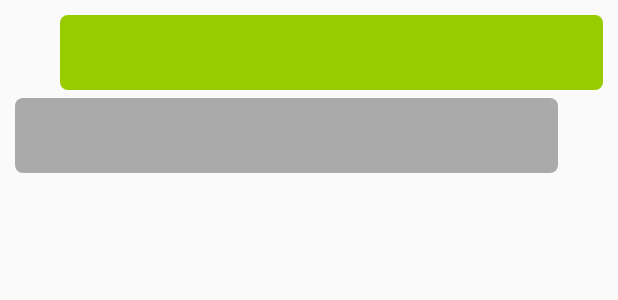
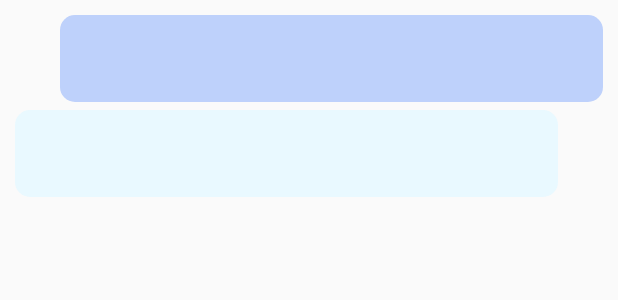
Before and after one commit to sally001020/Myway, an Android app: the layout adapter_message_one.xml on its own in the app's theme, with its tools: preview values and no code run, on a phone screen of 412 x 824 dp. Shown: the top 300 px of the screen. Run offline under Robolectric (Android 15) with nearby library versions, the phone set to English and light mode, and no system bars.

Commit message:
chatbot ui amend_jiyeon

```diff
--- a/app/src/main/res/drawable/bg_chat_receive.xml
+++ b/app/src/main/res/drawable/bg_chat_receive.xml
@@ -1,5 +1,5 @@
 <?xml version="1.0" encoding="utf-8"?>
 <shape xmlns:android="http://schemas.android.com/apk/res/android" android:shape="rectangle" >
-    <solid android:color="@android:color/darker_gray" />
-    <corners android:radius="5dp"> </corners>
+    <solid android:color="#E9F9FF" />
+    <corners android:radius="10dp"> </corners>
 </shape>
--- a/app/src/main/res/drawable/bg_chat_send.xml
+++ b/app/src/main/res/drawable/bg_chat_send.xml
@@ -1,5 +1,5 @@
 <?xml version="1.0" encoding="utf-8"?>
 <shape xmlns:android="http://schemas.android.com/apk/res/android" android:shape="rectangle" >
-    <solid android:color="@android:color/holo_green_light" />
-    <corners android:radius="5dp"> </corners>
+    <solid android:color="#BED1FB" />
+    <corners android:radius="10dp"> </corners>
 </shape>
--- a/app/src/main/res/layout/adapter_message_one.xml
+++ b/app/src/main/res/layout/adapter_message_one.xml
@@ -5,33 +5,31 @@
     android:padding="10dp"
     android:layout_height="wrap_content">
 
-<TextView
+    <TextView
+        android:id="@+id/message_send"
         android:layout_width="match_parent"
         android:layout_height="wrap_content"
-        android:padding="5dp"
-        android:textColor="@android:color/white"
-        android:textSize="20sp"
-        android:minHeight="50dp"
-        android:id="@+id/message_send"
+        android:layout_marginStart="30dp"
         android:layout_marginBottom="5dp"
         android:background="@drawable/bg_chat_send"
-        android:layout_marginStart="30dp"
-        >
+        android:minHeight="50dp"
+        android:padding="15dp"
+        android:textColor="@android:color/black"
+        android:textSize="20sp">
 
     </TextView>
 
     <TextView
+        android:id="@+id/message_receive"
         android:layout_width="match_parent"
         android:layout_height="wrap_content"
-        android:padding="5dp"
+        android:layout_marginEnd="30dp"
+        android:layout_marginBottom="5dp"
+        android:background="@drawable/bg_chat_receive"
         android:minHeight="50dp"
+        android:padding="15dp"
         android:textColor="@android:color/black"
-        android:layout_marginBottom="5dp"
-        android:textSize="20sp"
-        android:id="@+id/message_receive"
-        android:background="@drawable/bg_chat_receive"
-        android:layout_marginEnd="30dp"
-        >
+        android:textSize="20sp">
 
     </TextView>
 
```
